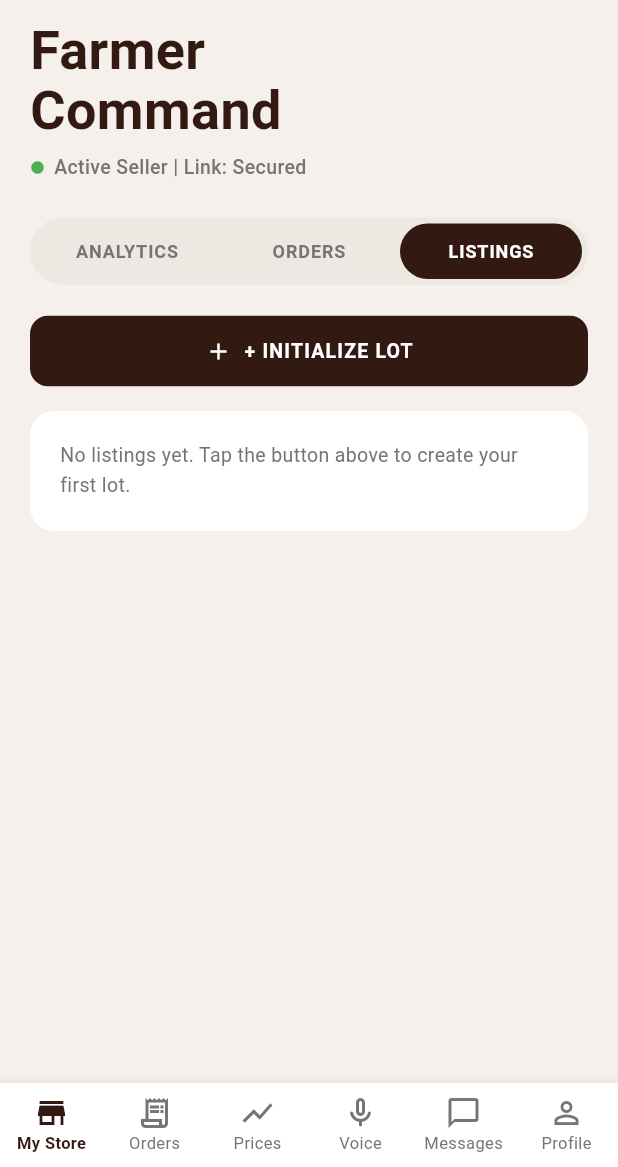
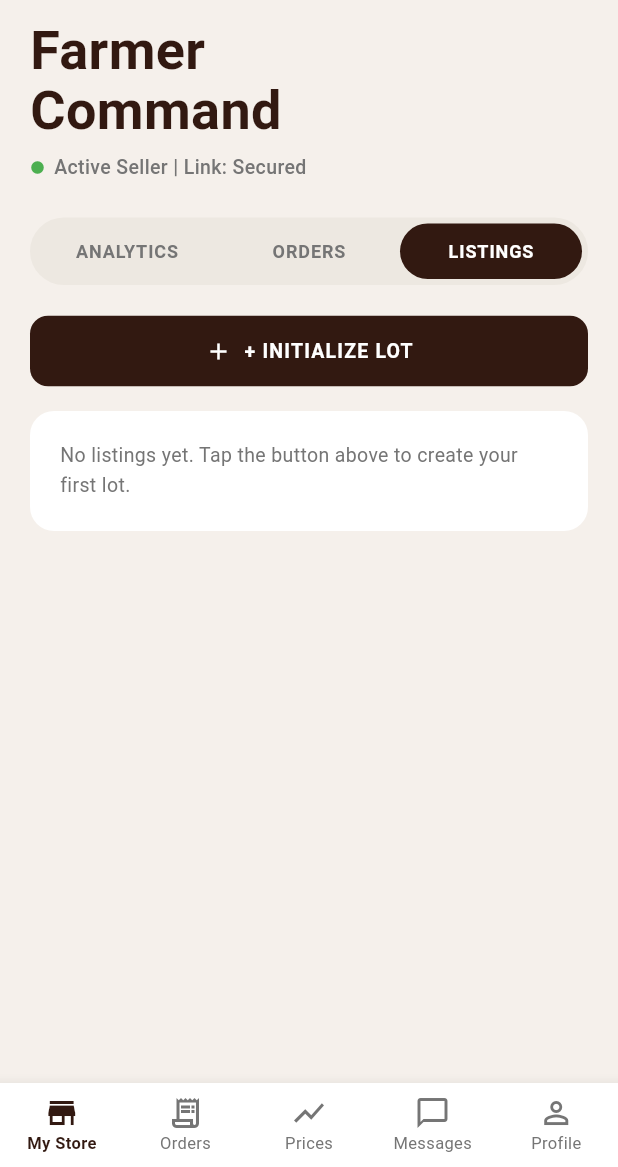
Before and after one commit to Elvis-Kayonga/Brewmaster_Group40, a Flutter app: the HomeShell screen opened directly with empty values, after a tap on "ORDERS", after a tap on "LISTINGS", on a phone screen of 412 x 824 dp, the part 69-1236 px from its top. Run offline on Flutter 3.47's test engine with Material 3 defaults, Android fonts, the phone set to English and light mode, and no system bars; our stand-ins replace cloud_firestore, connectivity_plus, equatable, firebase_auth, firebase_core, firebase_messaging and 10 more; accounts and stored records are empty; network calls fail.

Commit message:
feat: voice-to-text in chat, fix market prices, tune startup
- Add speech_to_text mic button to chat input — tap mic to speak,
  transcript populates the message field automatically
- Remove Voice tab from bottom nav; voice is now embedded in Messages
- Market prices: auto-sync from Stooq API on screen load so collection
  is always populated (was showing empty on first launch)
- Cap Firestore cache at 40 MB (was CACHE_SIZE_UNLIMITED, grew on disk)
- Stack StackFit.expand so tab screens fill full body area
- RECORD_AUDIO permission added to AndroidManifest

```diff
--- a/lib/main.dart
+++ b/lib/main.dart
@@ -35,10 +35,11 @@ Future<void> main() async {
 
   await Firebase.initializeApp(options: DefaultFirebaseOptions.currentPlatform);
 
-  // Enable Firestore offline persistence
+  // Enable Firestore offline persistence with a 40 MB cap.
+  // CACHE_SIZE_UNLIMITED grows forever and slows startup as the cache expands.
   FirebaseFirestore.instance.settings = const Settings(
     persistenceEnabled: true,
-    cacheSizeBytes: Settings.CACHE_SIZE_UNLIMITED,
+    cacheSizeBytes: 40 * 1024 * 1024, // 40 MB
   );
 
   // Build repositories once — shared across all BLoCs
--- a/lib/presentation/screens/dashboard/market_prices_screen.dart
+++ b/lib/presentation/screens/dashboard/market_prices_screen.dart
@@ -32,7 +32,8 @@ class _MarketPricesScreenState extends State<MarketPricesScreen> {
   @override
   void initState() {
     super.initState();
-    context.read<MarketPriceBloc>().add(const MarketPricesLoadRequested());
+    // Sync on load so Firestore is always populated from the Stooq API.
+    context.read<MarketPriceBloc>().add(const MarketPricesSyncRequested());
   }
 
   @override
--- a/lib/presentation/widgets/common/home_shell.dart
+++ b/lib/presentation/widgets/common/home_shell.dart
@@ -21,7 +21,6 @@ import '../../screens/messaging/conversations_screen.dart';
 import '../../screens/payments/transaction_history_screen.dart';
 import '../../screens/profile/profile_screen.dart';
 import '../../screens/search/search_screen.dart';
-import '../../screens/voice/voice_assistant_screen.dart';
 
 /// Root scaffold rendered once the user is authenticated.
 ///
@@ -40,44 +39,40 @@ class HomeShell extends StatefulWidget {
 class _HomeShellState extends State<HomeShell> {
   int _currentIndex = 0;
 
+  /// Tracks which tab indices have been visited so screens are only built
+  /// on first visit rather than all at once at startup.
+  late final Set<int> _visitedIndices;
+
+  /// Screen lists are cached so widget instances are not recreated on rebuild.
+  late final List<Widget> _screens;
+
   @override
   void initState() {
     super.initState();
+    _visitedIndices = {0};
+    _screens = widget.profile.role == UserRole.farmer
+        ? [
+            FarmerDashboardScreen(userId: widget.profile.id),
+            TransactionHistoryScreen(userId: widget.profile.id, isFarmer: true),
+            const MarketPricesScreen(),
+            const ConversationsScreen(),
+            const ProfileScreen(),
+          ]
+        : [
+            const SearchScreen(),
+            TransactionHistoryScreen(userId: widget.profile.id, isFarmer: false),
+            const MarketPricesScreen(),
+            const ConversationsScreen(),
+            const ProfileScreen(),
+          ];
+
     // Start the real-time profile watch immediately on login so ProfileBloc
     // always has fresh data (e.g. for ProfileAvatarButton photo updates).
-    context
-        .read<ProfileBloc>()
-        .add(ProfileWatchRequested(widget.profile.id));
-    context
-        .read<NotificationBloc>()
-        .add(NotificationsWatchRequested(widget.profile.id));
+    context.read<ProfileBloc>().add(ProfileWatchRequested(widget.profile.id));
+    context.read<NotificationBloc>().add(NotificationsWatchRequested(widget.profile.id));
   }
 
   bool get _isFarmer => widget.profile.role == UserRole.farmer;
-
-  List<Widget> get _buyerScreens => [
-        const SearchScreen(),
-        TransactionHistoryScreen(
-          userId: widget.profile.id,
-          isFarmer: false,
-        ),
-        const MarketPricesScreen(),
-        const VoiceAssistantScreen(),
-        const ConversationsScreen(),
-        const ProfileScreen(),
-      ];
-
-  List<Widget> get _farmerScreens => [
-        FarmerDashboardScreen(userId: widget.profile.id),
-        TransactionHistoryScreen(
-          userId: widget.profile.id,
-          isFarmer: true,
-        ),
-        const MarketPricesScreen(),
-        const VoiceAssistantScreen(),
-        const ConversationsScreen(),
-        const ProfileScreen(),
-      ];
 
   List<BottomNavigationBarItem> get _buyerNavItems => const [
         BottomNavigationBarItem(
@@ -94,11 +89,6 @@ class _HomeShellState extends State<HomeShell> {
           icon: Icon(Icons.show_chart_outlined),
           activeIcon: Icon(Icons.show_chart),
           label: 'Prices',
-        ),
-        BottomNavigationBarItem(
-          icon: Icon(Icons.mic_none_rounded),
-          activeIcon: Icon(Icons.mic_rounded),
-          label: 'Voice',
         ),
         BottomNavigationBarItem(
           icon: Icon(Icons.chat_bubble_outline),
@@ -129,11 +119,6 @@ class _HomeShellState extends State<HomeShell> {
           label: 'Prices',
         ),
         BottomNavigationBarItem(
-          icon: Icon(Icons.mic_none_rounded),
-          activeIcon: Icon(Icons.mic_rounded),
-          label: 'Voice',
-        ),
-        BottomNavigationBarItem(
           icon: Icon(Icons.chat_bubble_outline),
           activeIcon: Icon(Icons.chat_bubble),
           label: 'Messages',
@@ -146,21 +131,31 @@ class _HomeShellState extends State<HomeShell> {
       ];
 
   void _onTabTapped(int index) {
-    setState(() => _currentIndex = index);
+    setState(() {
+      _visitedIndices.add(index);
+      _currentIndex = index;
+    });
   }
 
   @override
   Widget build(BuildContext context) {
-    final screens = _isFarmer ? _farmerScreens : _buyerScreens;
     final navItems = _isFarmer ? _farmerNavItems : _buyerNavItems;
 
     // Clamp index to valid range if role changed
-    final safeIndex = _currentIndex.clamp(0, screens.length - 1);
+    final safeIndex = _currentIndex.clamp(0, _screens.length - 1);
 
     return Scaffold(
-      body: IndexedStack(
-        index: safeIndex,
-        children: screens,
+      body: Stack(
+        fit: StackFit.expand,
+        children: List.generate(_screens.length, (i) {
+          // Only build a screen once it has been visited — avoids firing all
+          // Firestore queries/streams simultaneously at startup.
+          if (!_visitedIndices.contains(i)) return const SizedBox.shrink();
+          return Offstage(
+            offstage: i != safeIndex,
+            child: _screens[i],
+          );
+        }),
       ),
       bottomNavigationBar: BottomNavigationBar(
         currentIndex: safeIndex,
--- a/pubspec.yaml
+++ b/pubspec.yaml
@@ -68,6 +68,7 @@ dependencies:
   shared_preferences: ^2.2.2
   fl_chart: ^1.2.0
   url_launcher: ^6.3.0
+  speech_to_text: ^6.6.0
 
 dev_dependencies:
   flutter_test:
```
Also changed, not shown: lib/presentation/screens/messaging/chat_screen.dart (+73 -9 lines), pubspec.lock, 1 other file.
